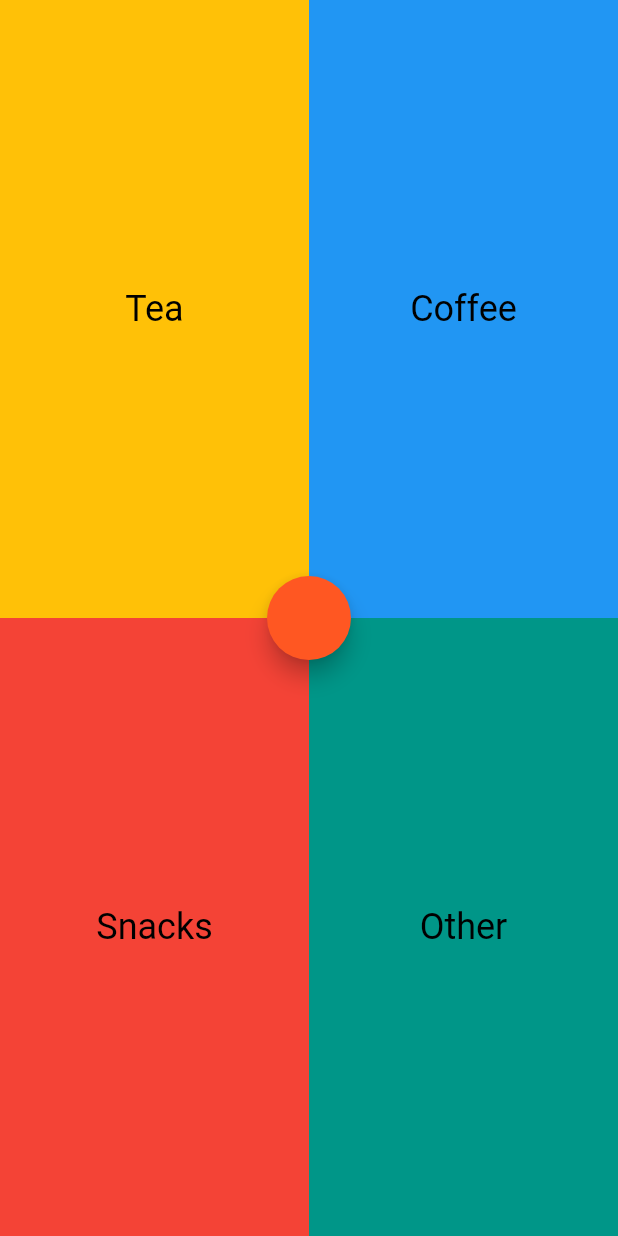
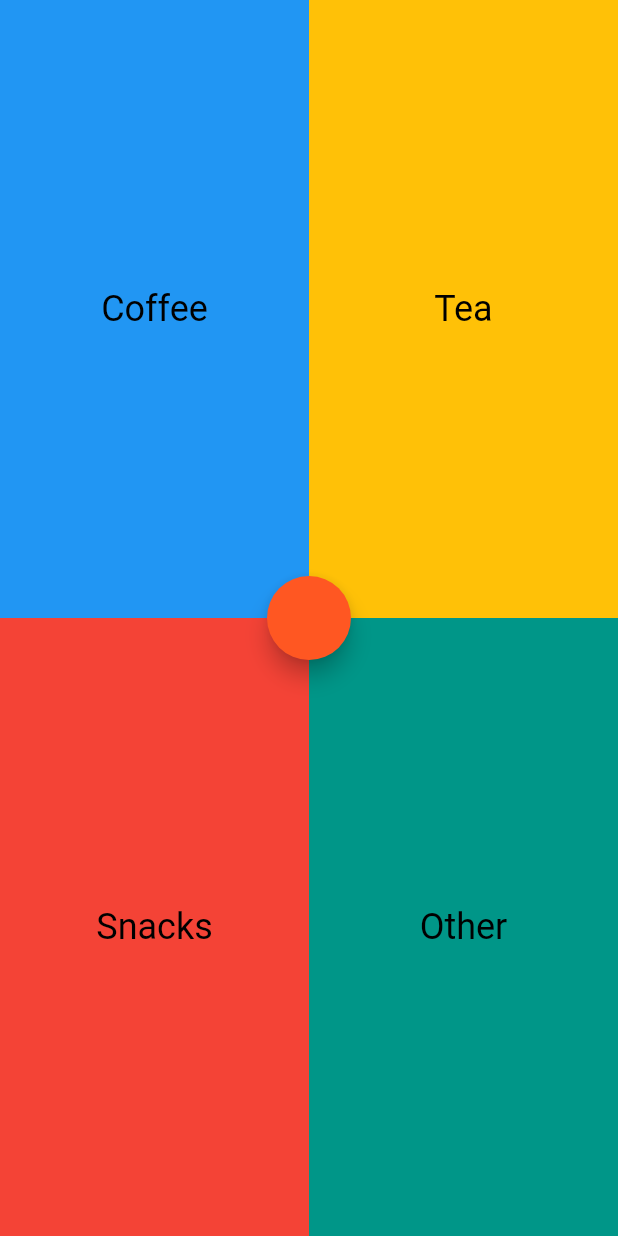
Before and after one commit to dev-horacebg/list_mate_app, a Flutter app: the screen it shows after launch, on a phone screen of 412 x 824 dp. Run offline on Flutter 3.47's test engine with Material 2 defaults, Android fonts, the phone set to English and light mode, and no system bars.

Commit message:
Replace layout with two columns.

```diff
--- a/lib/main.dart
+++ b/lib/main.dart
@@ -28,22 +28,22 @@ class _MyHomePageState extends State<MyHomePage> {
         child: Stack(
           alignment: AlignmentDirectional.center,
           children: <Widget>[
-            Column(
+            Row(
               children: <Widget>[
                 Expanded(
                   flex: 1,
-                  child: Row(
+                  child: Column(
                     children: <Widget>[
-                      GridWid("Tea", Colors.amber),
-                      GridWid("Coffee", Colors.blue)
+                      GridWid("Coffee", Colors.blue),
+                      GridWid("Snacks", Colors.red)
                     ],
                   ),
                 ),
                 Expanded(
                   flex: 1,
-                  child: Row(
+                  child: Column(
                     children: <Widget>[
-                      GridWid("Snacks", Colors.red),
+                      GridWid("Tea", Colors.amber),
                       GridWid("Other", Colors.teal)
                     ],
                   ),
```
